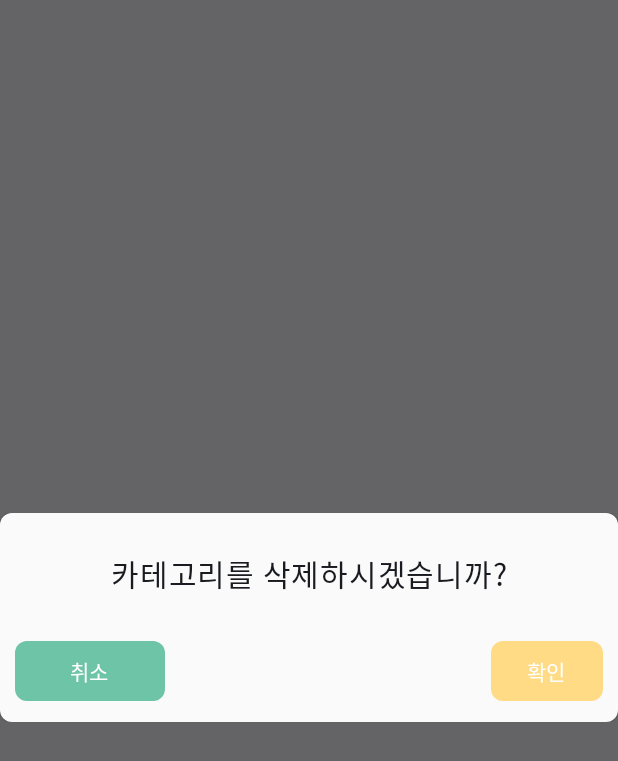
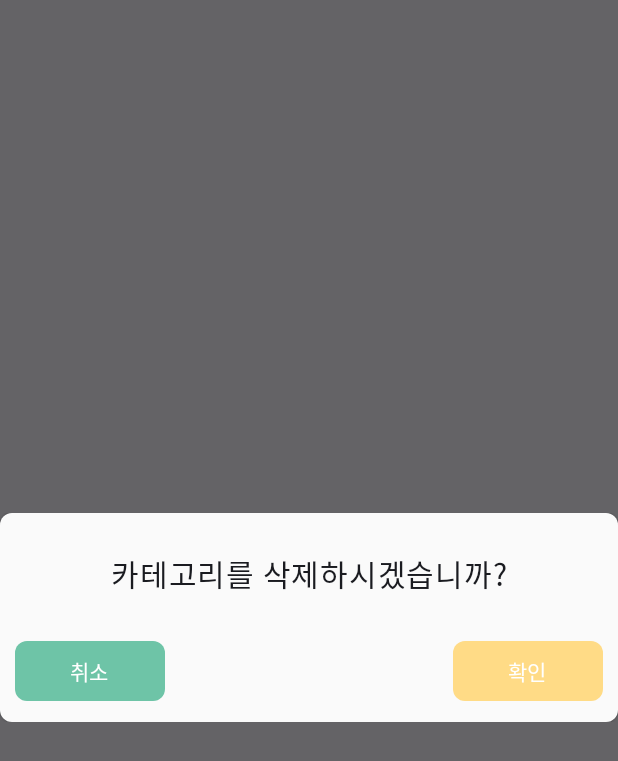
Before and after one commit to ImGaram/Planner_v2, an Android app built with Jetpack Compose: the composable CategoryDeleteDialog shown on its own in the app's theme, on a phone screen of 412 x 824 dp. Shown: the top 761 px of the screen. Run offline under Robolectric (Android 15) with nearby library versions, the phone set to English and light mode, and no system bars.

Commit message:
:sparkles: :: 삭제 dialog 버튼 width 맞추기(#54)

```diff
--- a/app/src/main/java/com/toyproject/plannerv2/view/category/component/CategoryDeleteDialog.kt
+++ b/app/src/main/java/com/toyproject/plannerv2/view/category/component/CategoryDeleteDialog.kt
@@ -58,6 +58,7 @@ fun CategoryDeleteDialog(
                 Spacer(modifier = Modifier.weight(1f))
 
                 Button(
+                    modifier = Modifier.width(100.dp),
                     shape = RoundedCornerShape(8.dp),
                     colors = ButtonDefaults.buttonColors(containerColor = Color(0xFFFFDB86)),
                     onClick = onDeleteClick
```
